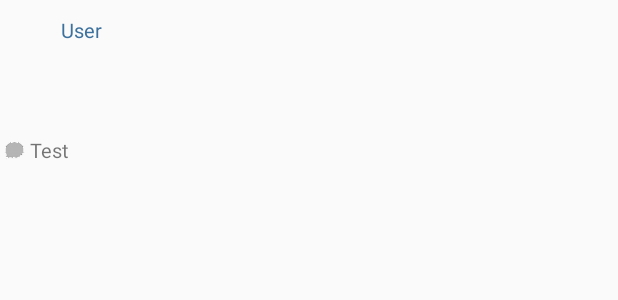
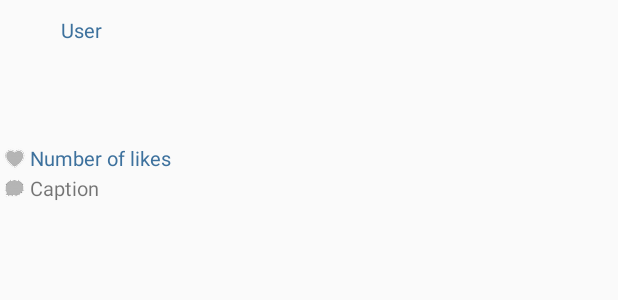
Before and after one commit to zackhsi/Codepath-InstagramClient, an Android app: the layout item_photo.xml on its own in the app's theme, with its tools: preview values and no code run, on a phone screen of 412 x 824 dp. Shown: the top 300 px of the screen. Run offline under Robolectric (Android 15) with nearby library versions, the phone set to English and light mode, and no system bars.

Commit message:
Add likes

```diff
--- a/app/src/main/java/com/zackhsi/instagramclient/InstagramPhotosAdapter.java
+++ b/app/src/main/java/com/zackhsi/instagramclient/InstagramPhotosAdapter.java
@@ -32,6 +32,7 @@ public class InstagramPhotosAdapter extends ArrayAdapter<InstagramPhoto> {
         TextView tvUsername = (TextView) convertView.findViewById(R.id.tvUsername);
         TextView tvCaption = (TextView) convertView.findViewById(R.id.tvCaption);
         ImageView ivPhoto = (ImageView) convertView.findViewById(R.id.ivPhoto);
+        TextView tvLikes = (TextView) convertView.findViewById(R.id.tvLikes);
 
         ivAvatar.setImageResource(0);
         Picasso.with(getContext()).load(photo.userImageUrl).resize(75, 75).into(ivAvatar);
@@ -39,6 +40,7 @@ public class InstagramPhotosAdapter extends ArrayAdapter<InstagramPhoto> {
         tvCaption.setText(photo.caption);
         ivPhoto.setImageResource(0);
         Picasso.with(getContext()).load(photo.imageUrl).into(ivPhoto);
+        tvLikes.setText(photo.likesCount + " likes");
 
         return convertView;
     }
--- a/app/src/main/res/layout/item_photo.xml
+++ b/app/src/main/res/layout/item_photo.xml
@@ -42,10 +42,34 @@
         android:scaleType="fitXY" />
 
     <LinearLayout
+        android:id="@+id/llLikes"
+        android:layout_width="match_parent"
+        android:layout_height="wrap_content"
+        android:layout_below="@id/ivPhoto"
+        android:layout_marginTop="5dp"
+        android:orientation="horizontal">
+
+        <ImageView
+            android:layout_width="wrap_content"
+            android:layout_height="wrap_content"
+            android:padding="2dp"
+            android:id="@+id/ivHeart"
+            android:src="@drawable/heart" />
+        <TextView
+            android:layout_width="wrap_content"
+            android:layout_height="wrap_content"
+            android:text="Number of likes"
+            android:id="@+id/tvLikes"
+            android:textColor="#3D719D"
+            android:textSize="13sp" />
+    </LinearLayout>
+
+
+    <LinearLayout
         android:id="@+id/llComments"
         android:layout_width="match_parent"
         android:layout_height="wrap_content"
-        android:layout_below="@id/ivPhoto"
+        android:layout_below="@id/llLikes"
         android:orientation="horizontal"
         android:layout_marginBottom="20dp">
 
@@ -59,7 +83,7 @@
         <TextView
             android:layout_width="wrap_content"
             android:layout_height="wrap_content"
-            android:text="Test"
+            android:text="Caption"
             android:maxLines="3"
             android:ellipsize="end"
             android:id="@+id/tvCaption"
```
Also changed, not shown: app/src/main/res/drawable-hdpi/heart.png (added), app/src/main/res/drawable-ldpi/heart.png (added), app/src/main/res/drawable-mdpi/heart.png (added), app/src/main/res/drawable-xhdpi/heart.png (added), app/src/main/res/drawable-xxhdpi/heart.png (added).
